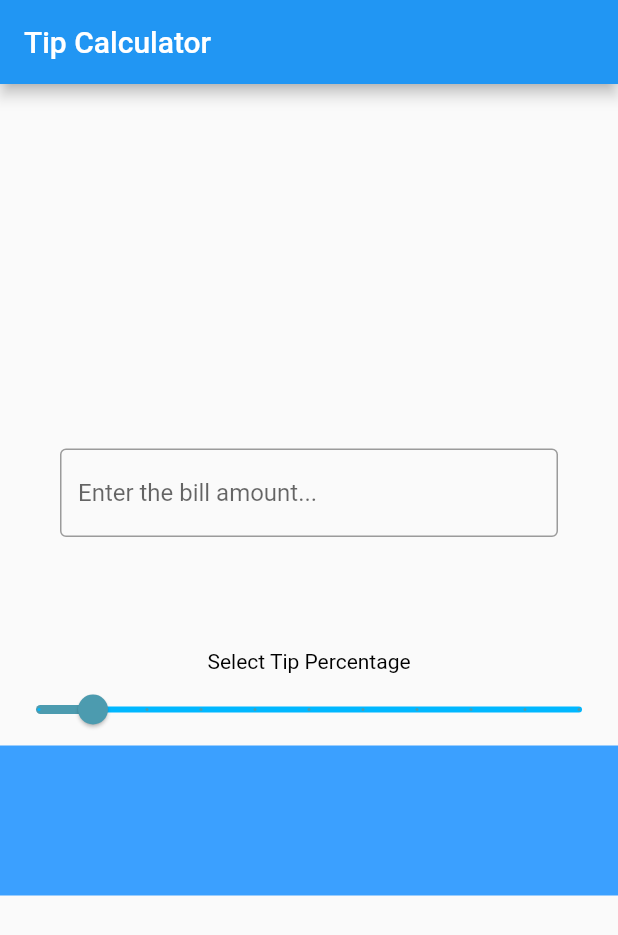
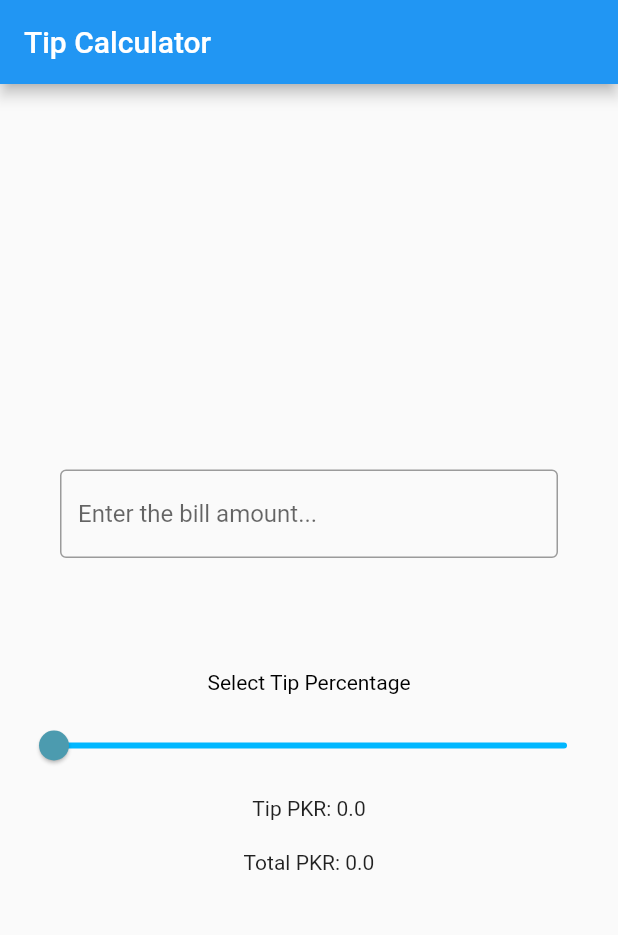
Before and after one commit to muhammadilyas-mset/the_flutter_way, a Flutter app: the screen it shows after launch, on a phone screen of 412 x 824 dp. Shown: the top 935 px of the screen. Run offline on Flutter 3.47's test engine with Material 2 defaults, Android fonts, the light colour scheme and no system bars.

Commit message:
add(assignment2): added calculate function and calculate the tip amount

```diff
--- a/lib/main.dart
+++ b/lib/main.dart
@@ -1,12 +1,10 @@
 import 'package:flutter/material.dart';
-
-/// Flutter code sample for [Slider].
+import 'package:flutter/services.dart';
 
 void main() => runApp(const MyApp());
 
 class MyApp extends StatelessWidget {
   const MyApp({super.key});
-
   @override
   Widget build(BuildContext context) {
     return const MaterialApp(
@@ -17,13 +15,25 @@
 
 class SliderExample extends StatefulWidget {
   const SliderExample({super.key});
-
   @override
   State<SliderExample> createState() => _SliderExampleState();
 }
 
 class _SliderExampleState extends State<SliderExample> {
-  double _currentSliderValue = 10;
+  double billAmountTip = 0;
+  double tipPercentageTotal = 0;
+  double tipAmountSlide = 0;
+  var totalAmounttipTextFieldState = "0";
+
+  void calculate() {
+    if (totalAmounttipTextFieldState.isNotEmpty) {
+      var amount = double.parse(totalAmounttipTextFieldState);
+      if (amount > 0) {
+        billAmountTip = (amount * tipAmountSlide) / 100;
+        tipPercentageTotal = amount + billAmountTip;
+      }
+    }
+  }
 
   @override
   Widget build(BuildContext context) {
@@ -33,9 +43,25 @@
         mainAxisAlignment: MainAxisAlignment.center,
         children: [
           Container(),
-          const SizedBox(
+          SizedBox(
             height: 150,
-            child: MyCustomTextField(),
+            child: Padding(
+              padding: const EdgeInsets.symmetric(horizontal: 40, vertical: 16),
+              child: TextField(
+                onChanged: (value) => setState(() {
+                  totalAmounttipTextFieldState = value;
+                  calculate();
+                }),
+                decoration: const InputDecoration(
+                  border: OutlineInputBorder(),
+                  hintText: 'Enter the bill amount...',
+                ),
+                keyboardType: TextInputType.number,
+                inputFormatters: <TextInputFormatter>[
+                  FilteringTextInputFormatter.digitsOnly
+                ],
+              ),
+            ),
           ),
           const SizedBox(
             child: Text(
@@ -44,50 +70,25 @@
             ),
           ),
           Container(
-            padding: const EdgeInsets.all(0),
+            padding: const EdgeInsets.all(10),
             child: Slider(
-              value: _currentSliderValue,
+              value: tipAmountSlide,
               max: 100,
               activeColor: const Color.fromARGB(255, 76, 155, 175),
               inactiveColor: const Color.fromARGB(255, 0, 183, 255),
-              divisions: 10,
-              label: _currentSliderValue.round().toString(),
-              onChanged: (double value) {
-                setState(() {
-                  _currentSliderValue = value;
-                });
-              },
+              divisions: 100,
+              label: tipAmountSlide.round().toString(),
+              onChanged: (value) => setState(() {
+                tipAmountSlide = value;
+                calculate();
+              }),
             ),
           ),
-          Container(
-            height: 100,
-            color: const Color.fromARGB(255, 59, 160, 255),
-          ),
+          Text("Tip PKR: $billAmountTip"),
+          const SizedBox(height: 20),
+          Text("Total PKR: $tipPercentageTotal"),
         ],
       ),
     );
   }
 }
-
-class MyCustomTextField extends StatelessWidget {
-  const MyCustomTextField({super.key});
-
-  @override
-  // ignore: prefer_const_constructors
-  Widget build(BuildContext context) {
-    return const Column(
-      crossAxisAlignment: CrossAxisAlignment.start,
-      children: <Widget>[
-        Padding(
-          padding: EdgeInsets.symmetric(horizontal: 40, vertical: 16),
-          child: TextField(
-            decoration: InputDecoration(
-              border: OutlineInputBorder(),
-              hintText: 'Enter the bill amount...',
-            ),
-          ),
-        ),
-      ],
-    );
-  }
-}
--- a/pubspec.yaml
+++ b/pubspec.yaml
@@ -57,8 +57,8 @@ flutter:
   uses-material-design: true
 
   # To add assets to your application, add an assets section, like this:
-  # assets:
-  #   - lib/assets/tip_calculator.png
+   assets:
+     - assets/images/tip_calculator.png
   #   - images/a_dot_ham.jpeg
 
   # An image asset can refer to one or more resolution-specific "variants", see
```
Also changed, not shown: assets/images/tip_calculator.png (renamed from lib/assets/tip_calculator.png).
